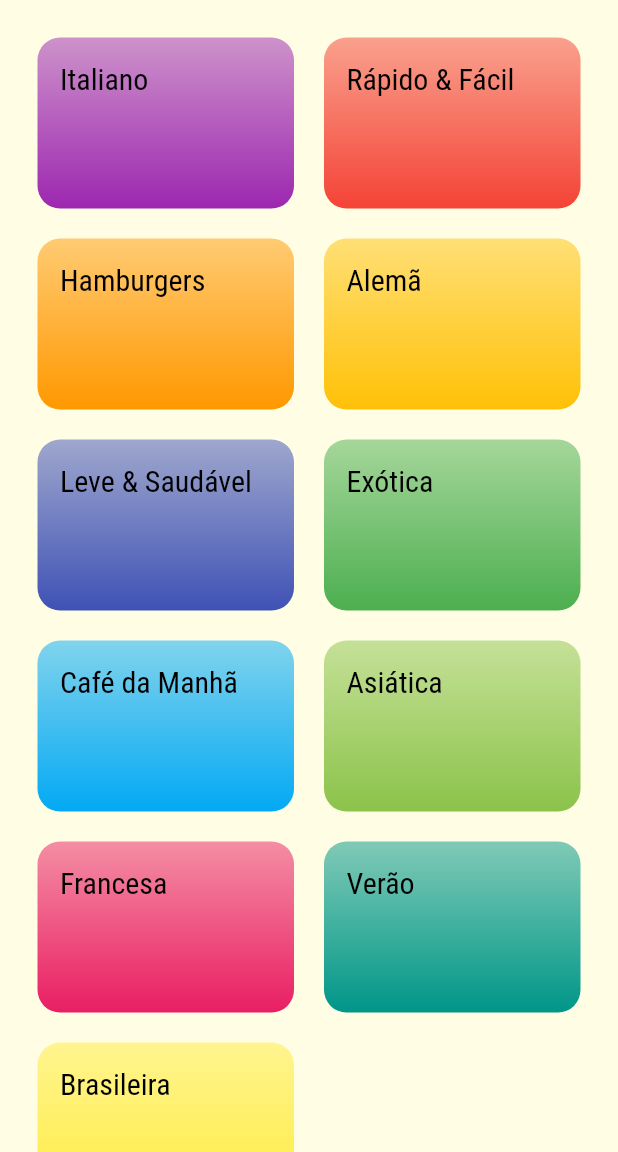
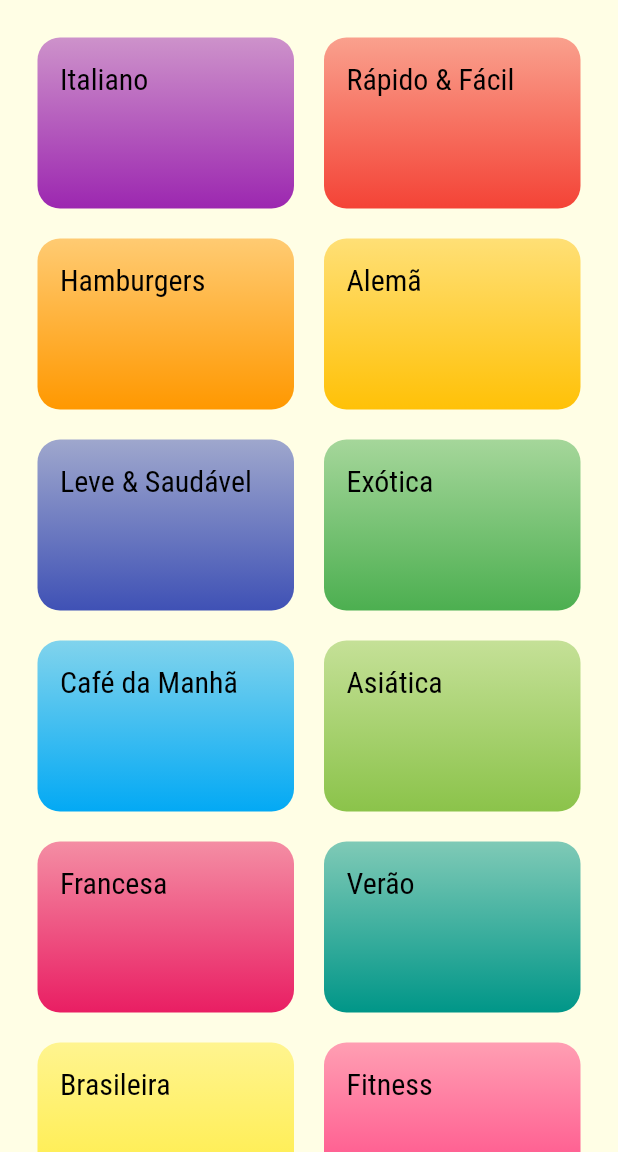
Before and after one commit to ArthurRCastilho/RecipesApp, a Flutter app: the screen it shows after launch, on a phone screen of 412 x 824 dp, the part 84-1236 px from its top. Run offline on Flutter 3.47's test engine with Material 3 defaults, Android fonts, the phone set to English and light mode, and no system bars.

Commit message:
Adicionando nova categoria fitness

```diff
--- a/lib/data/dummy_data.dart
+++ b/lib/data/dummy_data.dart
@@ -56,5 +56,10 @@ const dummyCategories = [
     id: 'c11',
     title: 'Brasileira',
     color: Colors.yellow,
+  ),
+  Category(
+    id: 'c12',
+    title: 'Fitness',
+    color: Colors.pinkAccent,
   )
 ];
--- a/lib/screens/categories_meals_screen.dart
+++ b/lib/screens/categories_meals_screen.dart
@@ -4,7 +4,7 @@ import '../models/category.dart';
 class CategoriesMealsScreen extends StatelessWidget {
   final Category category;
 
-  const CategoriesMealsScreen(this.category);
+  const CategoriesMealsScreen(this.category, {super.key});
 
   @override
   Widget build(BuildContext context) {
```
